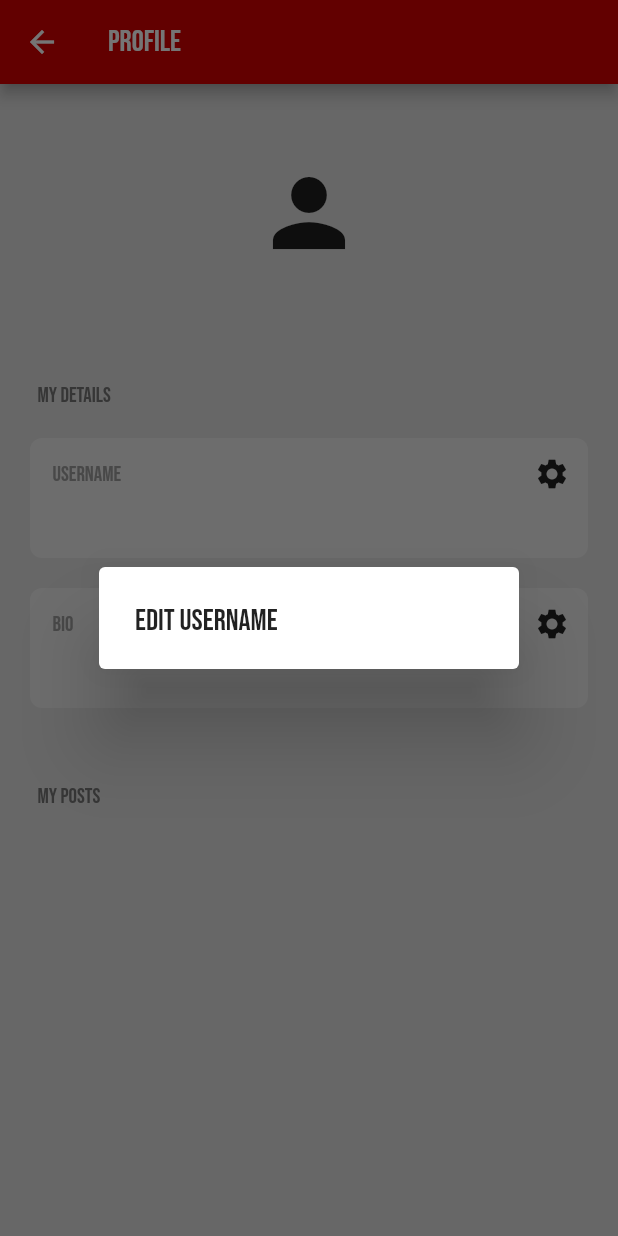
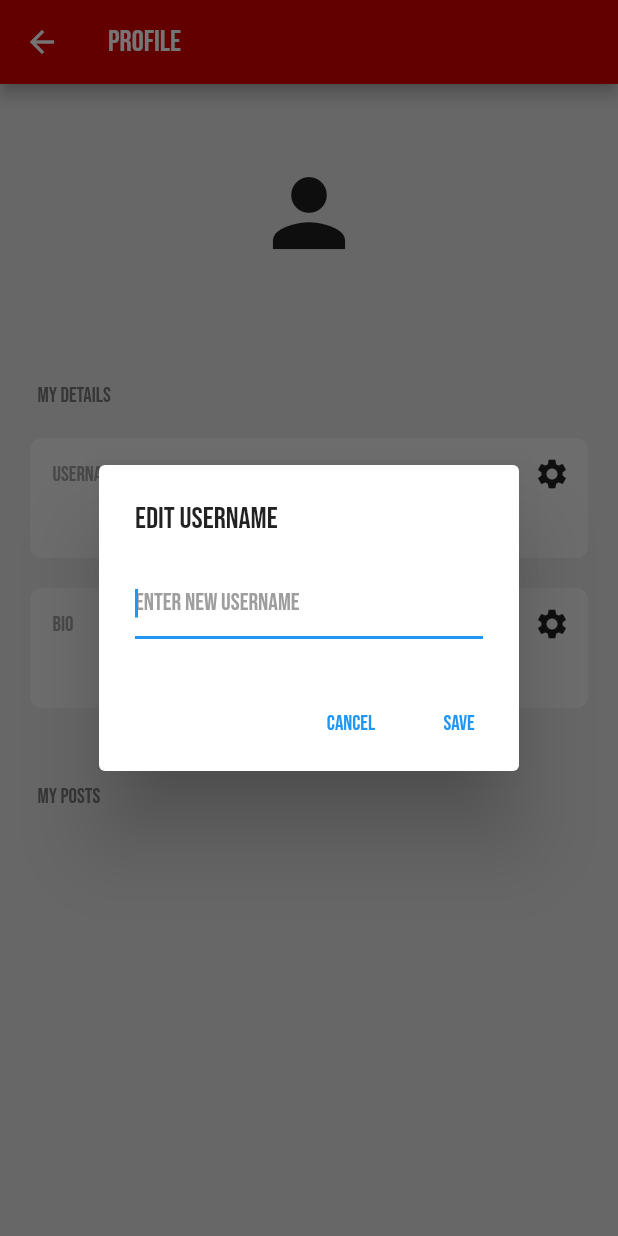
Before and after one commit to buzzlightyear22/project_akhir_aplikasi_bergerak, a Flutter app: the ProfilePage screen opened directly, after a tap on the "settings" icon, on a phone screen of 412 x 824 dp. Run offline on Flutter 3.47's test engine with Material 2 defaults, Android fonts, the phone set to English and light mode, and no system bars; our stand-ins replace cloud_firestore, firebase_auth, firebase_core, google_fonts; accounts and stored records are empty.

```diff
--- a/lib/pages/home_page.dart
+++ b/lib/pages/home_page.dart
@@ -5,6 +5,7 @@ import 'package:google_fonts/google_fonts.dart';
 import 'package:the_wall_uts_ardiansyah/components/drawer.dart';
 import 'package:the_wall_uts_ardiansyah/components/post.dart';
 import 'package:the_wall_uts_ardiansyah/components/text_field.dart';
+import 'package:the_wall_uts_ardiansyah/helper/helper_methods.dart';
 import 'package:the_wall_uts_ardiansyah/pages/profile_page.dart';
 
 class HomePage extends StatefulWidget {
@@ -83,6 +84,7 @@ class _HomePageState extends State<HomePage> {
                       user: post['UserEmail'],
                       postId: post.id,
                       likes: List<String>.from(post['Likes'] ?? []),
+                      time: formatDate(post['TimeStamp']),
                     );
                   },
                 );
--- a/lib/pages/profile_page.dart
+++ b/lib/pages/profile_page.dart
@@ -13,17 +13,47 @@ class ProfilePage extends StatefulWidget {
 
 class _ProfilePageState extends State<ProfilePage> {
   final currentUser = FirebaseAuth.instance.currentUser!;
+  final usersCollection = FirebaseFirestore.instance.collection("Users");
   Future<void> editField(String field) async {
     String newValue = "";
     await showDialog(
       context: context,
       builder: (context) => AlertDialog(
         title: Text(
-          "Edit " + field,
+          "Edit $field",
           style: GoogleFonts.bebasNeue(),
         ),
+        content: TextField(
+          autofocus: true,
+          style: GoogleFonts.bebasNeue(),
+          decoration: InputDecoration(
+              hintText: "Enter new $field",
+              hintStyle: GoogleFonts.bebasNeue(color: Colors.grey)),
+          onChanged: (value) {
+            newValue = value;
+          },
+        ),
+        actions: [
+          TextButton(
+            child: Text(
+              'Cancel',
+              style: GoogleFonts.bebasNeue(),
+            ),
+            onPressed: () => Navigator.pop(context),
+          ),
+          TextButton(
+            child: Text(
+              'Save',
+              style: GoogleFonts.bebasNeue(),
+            ),
+            onPressed: () => Navigator.of(context).pop(newValue),
+          ),
+        ],
       ),
     );
+    if (newValue.trim().isNotEmpty) {
+      await usersCollection.doc(currentUser.email).update({field: newValue});
+    }
   }
 
   @override
```
Also changed, not shown: lib/components/comment.dart (added, +50 -0 lines), lib/components/comment_button.dart (added, +17 -0 lines), lib/components/post.dart (+128 -11 lines), lib/helper/helper_methods.dart (added, +10 -0 lines).
